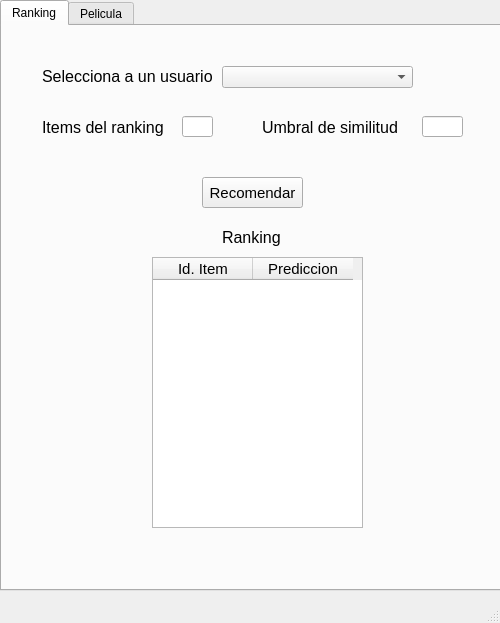
Above: main.ui from pcastillot/RecomendadorPeliculas before the change. Below: the same form after it.
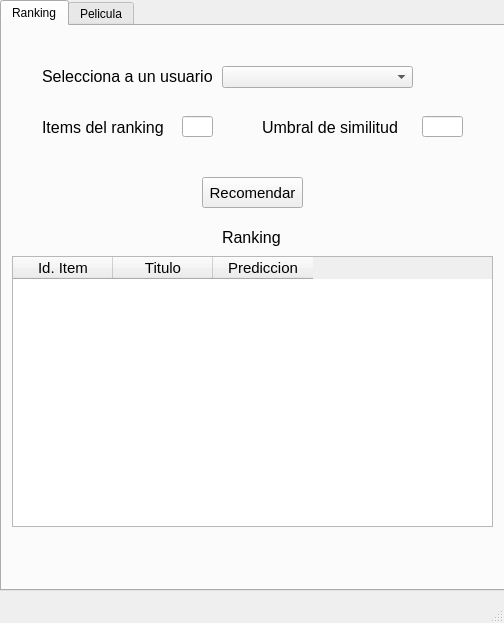
That is the form after the change.

Patch:
```diff
--- a/main.ui
+++ b/main.ui
@@ -6,10 +6,22 @@
    <rect>
     <x>0</x>
     <y>0</y>
-    <width>500</width>
+    <width>504</width>
     <height>623</height>
    </rect>
   </property>
+  <property name="minimumSize">
+   <size>
+    <width>504</width>
+    <height>623</height>
+   </size>
+  </property>
+  <property name="maximumSize">
+   <size>
+    <width>504</width>
+    <height>623</height>
+   </size>
+  </property>
   <property name="windowTitle">
    <string>MainWindow</string>
   </property>
@@ -19,7 +31,7 @@
      <rect>
       <x>0</x>
       <y>0</y>
-      <width>501</width>
+      <width>511</width>
       <height>591</height>
      </rect>
     </property>
@@ -105,9 +117,9 @@
      <widget class="QTableWidget" name="tbRanking">
       <property name="geometry">
        <rect>
-        <x>150</x>
-        <y>231</y>
-        <width>211</width>
+        <x>10</x>
+        <y>230</y>
+        <width>481</width>
         <height>271</height>
        </rect>
       </property>
@@ -120,6 +132,17 @@
        <property name="text">
         <string>Id. Item</string>
        </property>
+       <property name="font">
+        <font>
+         <weight>50</weight>
+         <bold>false</bold>
+        </font>
+       </property>
+      </column>
+      <column>
+       <property name="text">
+        <string>Titulo</string>
+       </property>
       </column>
       <column>
        <property name="text">
```
Left out of the diff: 2 changed lines with no effect on the pictures.
